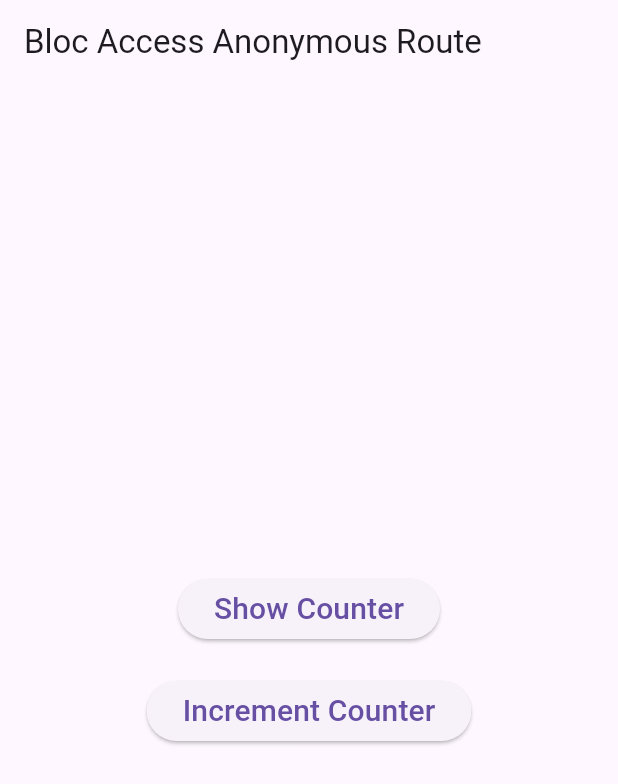
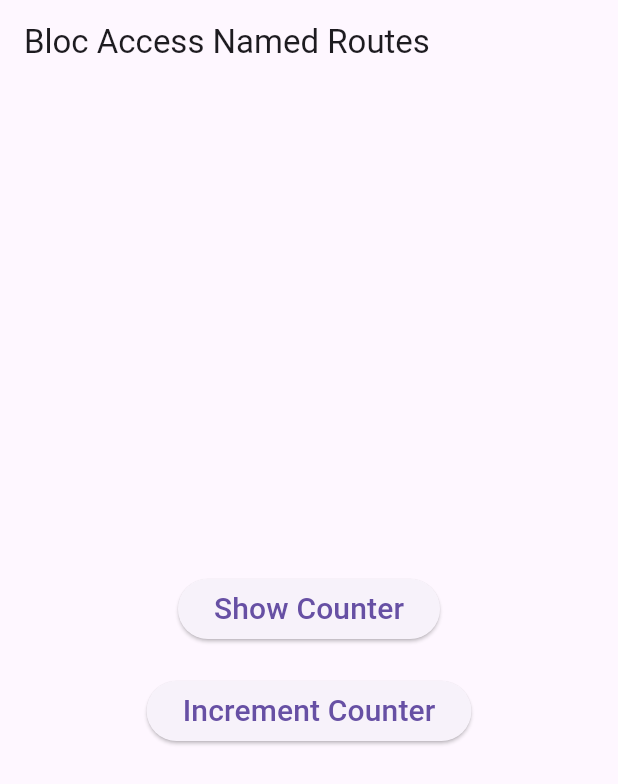
Before and after one commit to Sandeepsunil01/state-management-bloc, a Flutter app: the screen it shows after launch, after a tap on "Increment Counter", on a phone screen of 412 x 824 dp. Shown: the top 784 px of the screen. Run offline on Flutter 3.47's test engine with Material 2 defaults, Android fonts, the phone set to English and light mode, and no system bars; our stand-ins replace equatable, flutter_bloc.

Commit message:
Bloc Access Named routes

```diff
--- /dev/null
+++ b/lib/bloc_access_routes/bloc_access_named_routes/bloc_access_named_route.dart
@@ -0,0 +1,78 @@
+import 'package:flutter/material.dart';
+import 'package:flutter_bloc/flutter_bloc.dart';
+import 'package:state_management_bloc/bloc_access_routes/bloc_access_named_routes/named_route_counter/named_route_counter_cubit.dart';
+import 'package:state_management_bloc/bloc_access_routes/bloc_access_named_routes/show_named_counter.dart';
+
+class BlocAccessNamedRoute extends StatefulWidget {
+  const BlocAccessNamedRoute({super.key});
+
+  @override
+  State<BlocAccessNamedRoute> createState() => _BlocAccessNamedRouteState();
+}
+
+class _BlocAccessNamedRouteState extends State<BlocAccessNamedRoute> {
+  final NamedRouteCounterCubit _namedRouteCounterCubit =
+      NamedRouteCounterCubit();
+
+  @override
+  Widget build(BuildContext context) {
+    return MaterialApp(
+      title: "Bloc Access Named Routes",
+      debugShowCheckedModeBanner: false,
+      theme: ThemeData(useMaterial3: true),
+      routes: {
+        "/": (context) => BlocProvider.value(
+              value: _namedRouteCounterCubit,
+              child: const BlocAccessNamedRoutePage(),
+            ),
+        "/counter": (context) => BlocProvider.value(
+              value: _namedRouteCounterCubit,
+              child: const ShowNamedCounter(),
+            ),
+      },
+    );
+  }
+
+  @override
+  void dispose() {
+    _namedRouteCounterCubit.close();
+    super.dispose();
+  }
+}
+
+class BlocAccessNamedRoutePage extends StatelessWidget {
+  const BlocAccessNamedRoutePage({super.key});
+
+  @override
+  Widget build(BuildContext context) {
+    return Scaffold(
+      appBar: AppBar(title: const Text("Bloc Access Named Routes")),
+      body: Center(
+        child: Column(
+          mainAxisAlignment: MainAxisAlignment.center,
+          children: [
+            ElevatedButton(
+              onPressed: () {
+                Navigator.pushNamed(context, '/counter');
+              },
+              child: const Text(
+                "Show Counter",
+                style: TextStyle(fontSize: 20),
+              ),
+            ),
+            const SizedBox(height: 20),
+            ElevatedButton(
+              onPressed: () {
+                BlocProvider.of<NamedRouteCounterCubit>(context).increment();
+              },
+              child: const Text(
+                "Increment Counter",
+                style: TextStyle(fontSize: 20),
+              ),
+            )
+          ],
+        ),
+      ),
+    );
+  }
+}
--- /dev/null
+++ b/lib/bloc_access_routes/bloc_access_named_routes/named_route_counter/named_route_counter_cubit.dart
@@ -0,0 +1,11 @@
+import 'package:equatable/equatable.dart';
+import 'package:flutter_bloc/flutter_bloc.dart';
+part 'named_route_counter_state.dart';
+
+class NamedRouteCounterCubit extends Cubit<NamedRouteCounterState> {
+  NamedRouteCounterCubit() : super(NamedRouteCounterState.initial());
+
+  void increment() {
+    emit(state.copyWith(counter: state.counter + 1));
+  }
+}
--- /dev/null
+++ b/lib/bloc_access_routes/bloc_access_named_routes/named_route_counter/named_route_counter_state.dart
@@ -0,0 +1,27 @@
+// ignore_for_file: public_member_api_docs, sort_constructors_first
+part of 'named_route_counter_cubit.dart';
+
+class NamedRouteCounterState extends Equatable {
+  final int counter;
+  const NamedRouteCounterState({
+    required this.counter,
+  });
+
+  factory NamedRouteCounterState.initial() {
+    return const NamedRouteCounterState(counter: 0);
+  }
+
+  @override
+  List<Object> get props => [counter];
+
+  @override
+  bool get stringify => true;
+
+  NamedRouteCounterState copyWith({
+    int? counter,
+  }) {
+    return NamedRouteCounterState(
+      counter: counter ?? this.counter,
+    );
+  }
+}
--- /dev/null
+++ b/lib/bloc_access_routes/bloc_access_named_routes/show_named_counter.dart
@@ -0,0 +1,26 @@
+import 'package:flutter/material.dart';
+import 'package:flutter_bloc/flutter_bloc.dart';
+import 'package:state_management_bloc/bloc_access_routes/bloc_access_named_routes/named_route_counter/named_route_counter_cubit.dart';
+
+class ShowNamedCounter extends StatelessWidget {
+  const ShowNamedCounter({super.key});
+
+  @override
+  Widget build(BuildContext context) {
+    return Scaffold(
+      appBar: AppBar(
+        title: const Text("Counter"),
+      ),
+      body: Center(
+        child: BlocBuilder<NamedRouteCounterCubit, NamedRouteCounterState>(
+          builder: (context, state) {
+            return Text(
+              "${state.counter}",
+              style: const TextStyle(fontSize: 52),
+            );
+          },
+        ),
+      ),
+    );
+  }
+}
--- a/lib/main.dart
+++ b/lib/main.dart
@@ -1,5 +1,5 @@
 import 'package:flutter/material.dart';
-import 'bloc_access_routes/bloc_access_anonymous_route/bloc_access_anonymous_route.dart';
+import 'bloc_access_routes/bloc_access_named_routes/bloc_access_named_route.dart';
 
 void main() {
   // This Runs Counter Cubit Code
@@ -27,6 +27,9 @@ void main() {
   // runApp(const BlocAccessContext());
 
   // Bloc Access Routes
-  // Bloc Access Anonymous Routes Access
-  runApp(const BlocAccessAnonymousRoute());
+  // Bloc Access Anonymous Routes
+  // runApp(const BlocAccessAnonymousRoute());
+
+  // Bloc Access Named Routes
+  runApp(const BlocAccessNamedRoute());
 }
```
